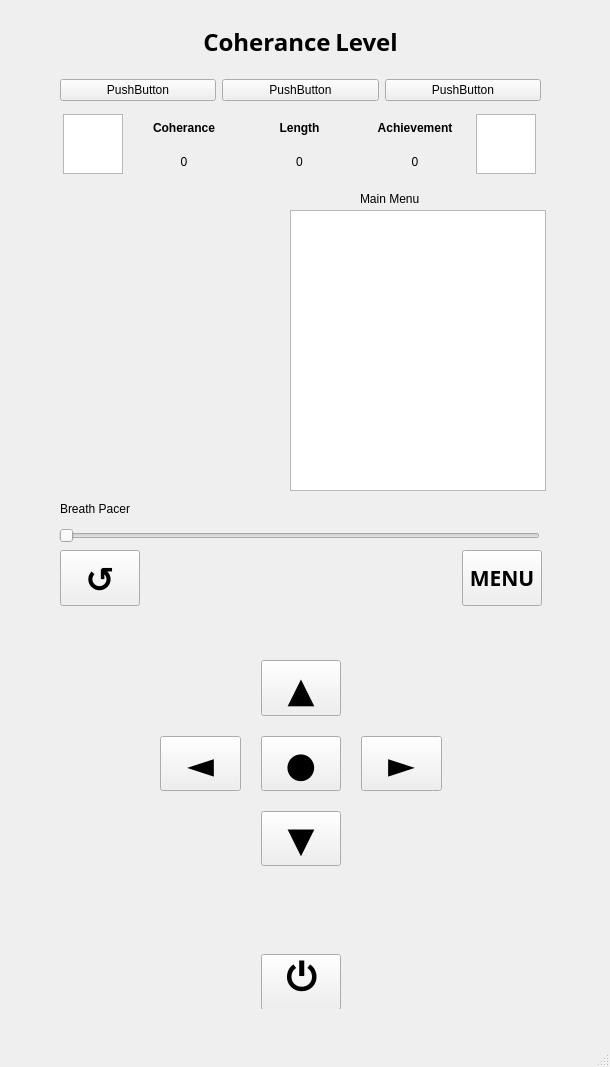
Qt form mainwindow.ui (JosephChing/COMP3004Team65) before a commit.
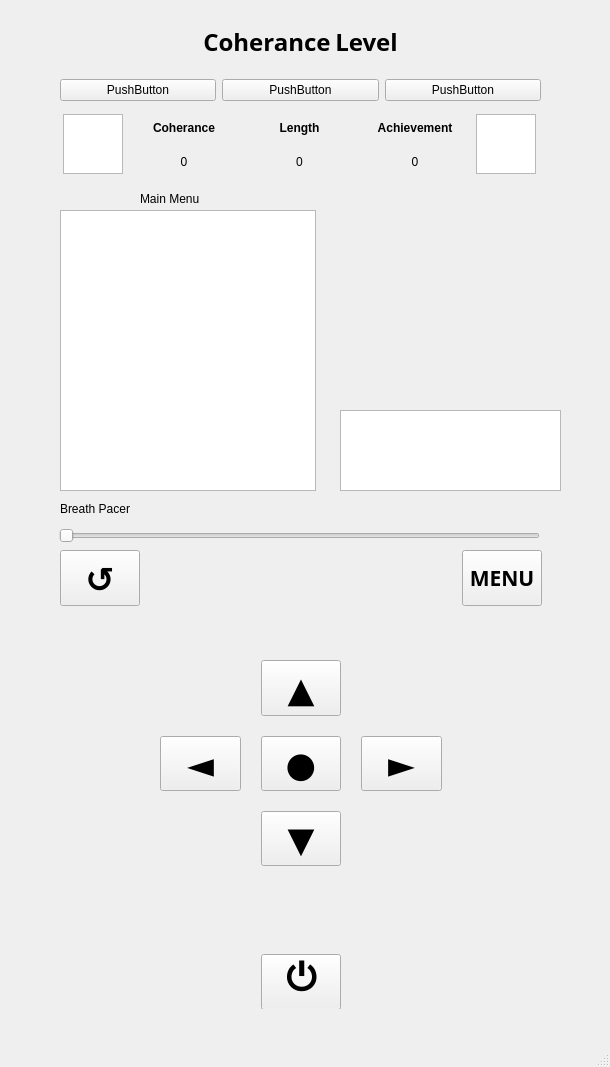
The same form after that commit. Custom widgets are drawn as their Qt base class.

Diff of the .ui file:
```diff
--- a/mainwindow.ui
+++ b/mainwindow.ui
@@ -490,10 +490,10 @@
    <widget class="QCustomPlot" name="graph" native="true">
     <property name="geometry">
      <rect>
-      <x>59</x>
-      <y>189</y>
+      <x>340</x>
+      <y>210</y>
       <width>221</width>
-      <height>301</height>
+      <height>191</height>
      </rect>
     </property>
    </widget>
@@ -532,7 +532,7 @@
    <widget class="QListWidget" name="mainMenuListView">
     <property name="geometry">
      <rect>
-      <x>290</x>
+      <x>60</x>
       <y>210</y>
       <width>256</width>
       <height>281</height>
@@ -542,7 +542,7 @@
    <widget class="QLabel" name="menuLabel">
     <property name="geometry">
      <rect>
-      <x>360</x>
+      <x>140</x>
       <y>190</y>
       <width>121</width>
       <height>17</height>
@@ -552,6 +552,16 @@
      <string>Main Menu</string>
     </property>
    </widget>
+   <widget class="QTextEdit" name="summary">
+    <property name="geometry">
+     <rect>
+      <x>340</x>
+      <y>410</y>
+      <width>221</width>
+      <height>81</height>
+     </rect>
+    </property>
+   </widget>
   </widget>
   <widget class="QMenuBar" name="menubar">
    <property name="geometry">
```
